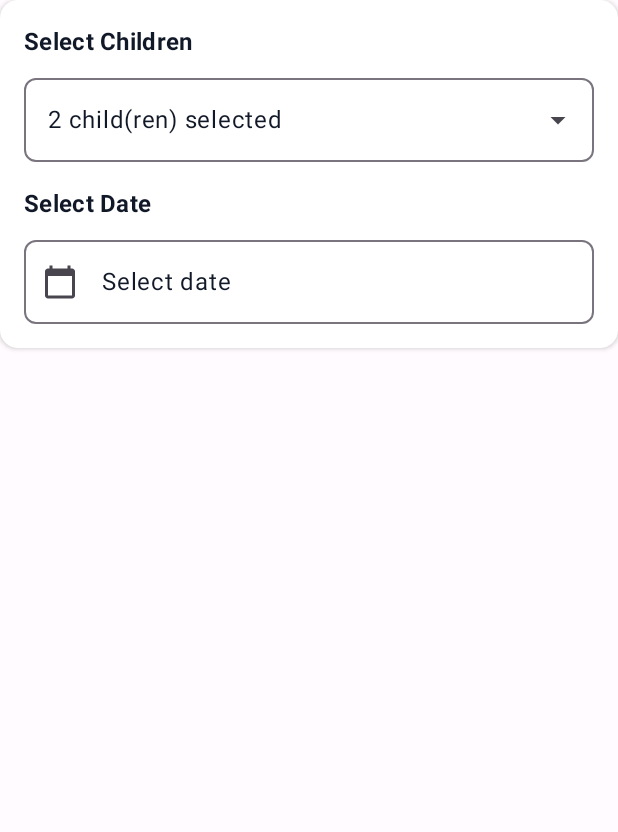
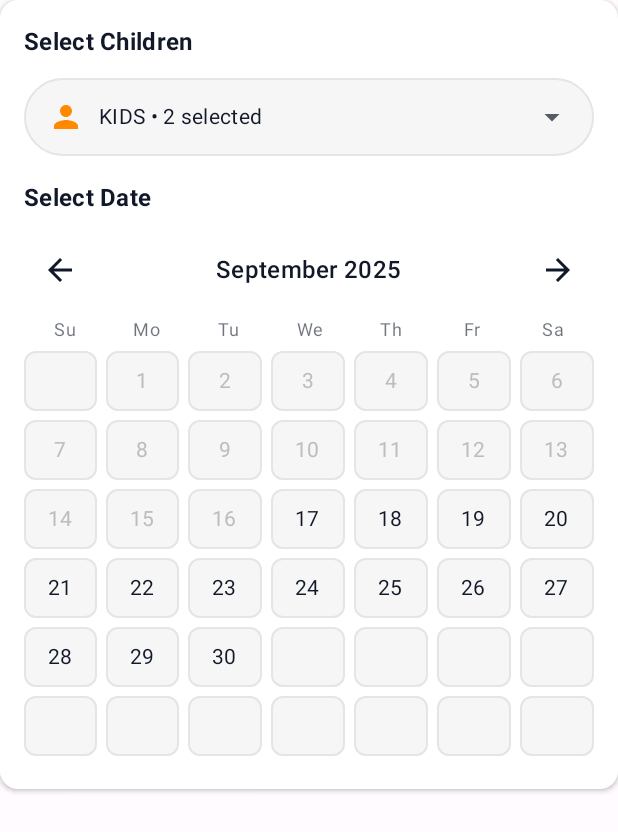
Before and after one commit to Jarvis-AI007/Bunoo, an Android app built with Jetpack Compose: the composable ChildAndDateCard called with sample values from the repository, on a phone screen of 412 x 824 dp. Shown: the top 832 px of the screen. Run offline under Robolectric (Android 15) with nearby library versions, the phone set to English and light mode, and no system bars.

Commit message:
Added booking summary validations

```diff
--- a/frontend/app/build.gradle.kts
+++ b/frontend/app/build.gradle.kts
@@ -53,6 +53,7 @@ dependencies {
     implementation("androidx.navigation:navigation-compose:2.9.3")
     implementation("io.coil-kt:coil-compose:2.7.0")
     implementation("androidx.compose.material:material-icons-extended")
+    implementation("androidx.compose.material3:material3")
     // Location services
     implementation("com.google.android.gms:play-services-location:21.3.0")
     implementation("com.google.accompanist:accompanist-permissions:0.37.3")
--- a/frontend/app/src/main/java/com/example/myapplication/ui/screens/DetailsBookingScreens.kt
+++ b/frontend/app/src/main/java/com/example/myapplication/ui/screens/DetailsBookingScreens.kt
@@ -17,16 +17,13 @@ import androidx.compose.foundation.layout.width
 import androidx.compose.foundation.lazy.LazyColumn
 import androidx.compose.foundation.lazy.LazyRow
 import androidx.compose.foundation.lazy.items
-import androidx.compose.foundation.shape.CircleShape
 import androidx.compose.foundation.shape.RoundedCornerShape
 import androidx.compose.material.icons.Icons
 import androidx.compose.material.icons.filled.ArrowBack
 import androidx.compose.material.icons.filled.ArrowDropDown
+import androidx.compose.material.icons.filled.ArrowForward
 import androidx.compose.material.icons.filled.CalendarToday
-//import androidx.compose.material.icons.filled.Car
-import androidx.compose.material.icons.filled.Check
 import androidx.compose.material.icons.filled.Person
-import androidx.compose.material.icons.filled.Schedule
 import androidx.compose.material3.Button
 import androidx.compose.material3.ButtonDefaults
 import androidx.compose.material3.Card
@@ -53,16 +50,21 @@ import androidx.compose.runtime.remember
 import androidx.compose.runtime.setValue
 import androidx.compose.ui.Alignment
 import androidx.compose.ui.Modifier
-import androidx.compose.ui.draw.clip
 import androidx.compose.ui.graphics.Color
+import androidx.compose.ui.layout.onGloballyPositioned
+import androidx.compose.ui.platform.LocalDensity
 import androidx.compose.ui.text.font.FontWeight
+import androidx.compose.ui.unit.Dp
 import androidx.compose.ui.unit.dp
 import androidx.compose.ui.unit.sp
-import coil.compose.rememberAsyncImagePainter
 import com.example.myapplication.data.Child
 import com.example.myapplication.data.SampleChildren
 import com.example.myapplication.data.SampleDaycares
 import com.example.myapplication.ui.theme.BunooOrange
+import java.text.SimpleDateFormat
+import java.util.Calendar
+import java.util.Date
+import java.util.Locale
 
 data class Session(
     val id: String,
@@ -93,9 +95,6 @@ fun BookingScreen(
     var selectedChildren by remember { mutableStateOf<List<Child>>(emptyList()) }
     var selectedDate by remember { mutableStateOf("") }
     var selectedSession by remember { mutableStateOf<Session?>(null) }
-    var showChildDropdown by remember { mutableStateOf(false) }
-    var showDatePicker by remember { mutableStateOf(false) }
-    var showSessionPicker by remember { mutableStateOf(false) }
 
     // Service options
     var pickupService by remember { mutableStateOf(false) }
@@ -105,7 +104,7 @@ fun BookingScreen(
 
     val sessions = listOf(
         Session("1", "EARLY DROP-OFF", "7:45 AM - 8:30 AM", 200),
-        Session("2", "FULLDAY", "8:30 AM - 5:00 PM", 800, false),
+        Session("2", "FULLDAY", "8:30 AM - 5:00 PM", 800),
         Session("3", "MORNING", "8:30 AM - 1:00 PM", 500),
         Session("4", "AFTERNOON", "1:00 PM - 5:00 PM", 400),
         Session("5", "LATE PICK-UP", "5:00 PM - 6:00 PM", 150)
@@ -160,12 +159,8 @@ fun BookingScreen(
                     children = children,
                     selectedChildren = selectedChildren,
                     onChildrenSelected = { selectedChildren = it },
-                    showChildDropdown = showChildDropdown,
-                    onShowChildDropdown = { showChildDropdown = it },
                     selectedDate = selectedDate,
-                    onDateSelected = { selectedDate = it },
-                    showDatePicker = showDatePicker,
-                    onShowDatePicker = { showDatePicker = it }
+                    onDateSelected = { selectedDate = it }
                 )
             }
 
@@ -176,8 +171,8 @@ fun BookingScreen(
                         sessions = sessions,
                         selectedSession = selectedSession,
                         onSessionSelected = { selectedSession = it },
-                        showSessionPicker = showSessionPicker,
-                        onShowSessionPicker = { showSessionPicker = it }
+                        showSessionPicker = false,
+                        onShowSessionPicker = {}
                     )
                 }
             }
@@ -186,10 +181,22 @@ fun BookingScreen(
             item {
                 ServiceOptionsCard(
                     serviceOptions = serviceOptions,
-                    onPickupServiceChanged = { pickupService = it },
-                    onDropServiceChanged = { dropService = it },
-                    onDropByParentsChanged = { dropByParents = it },
-                    onPickupByParentsChanged = { pickupByParents = it }
+                    onPickupServiceChanged = { value ->
+                        pickupService = value
+                        pickupByParents = !value
+                    },
+                    onDropServiceChanged = { value ->
+                        dropService = value
+                        dropByParents = !value
+                    },
+                    onDropByParentsChanged = { value ->
+                        dropByParents = value
+                        dropService = !value
+                    },
+                    onPickupByParentsChanged = { value ->
+                        pickupByParents = value
+                        pickupService = !value
+                    }
                 )
             }
 
@@ -281,18 +288,19 @@ private fun DaycareInfoCard(daycare: com.example.myapplication.data.Daycare) {
     }
 }
 
+@OptIn(ExperimentalMaterial3Api::class)
 @Composable
 private fun ChildAndDateCard(
     children: List<Child>,
     selectedChildren: List<Child>,
     onChildrenSelected: (List<Child>) -> Unit,
-    showChildDropdown: Boolean,
-    onShowChildDropdown: (Boolean) -> Unit,
     selectedDate: String,
-    onDateSelected: (String) -> Unit,
-    showDatePicker: Boolean,
-    onShowDatePicker: (Boolean) -> Unit
+    onDateSelected: (String) -> Unit
 ) {
+    var childMenuExpanded by remember { mutableStateOf(false) }
+    var anchorPx by remember { mutableStateOf(0) }
+    val density = LocalDensity.current
+
     Card(
         modifier = Modifier.fillMaxWidth(),
         colors = CardDefaults.cardColors(
@@ -314,50 +322,65 @@ private fun ChildAndDateCard(
 
             Spacer(modifier = Modifier.height(12.dp))
 
+            // Friendlier pill-style selector
             Box {
-                OutlinedTextField(
-                    value = if (selectedChildren.isEmpty()) "Select children" else "${selectedChildren.size} child(ren) selected",
-                    onValueChange = {},
-                    readOnly = true,
-                    trailingIcon = {
-                        Icon(Icons.Default.ArrowDropDown, contentDescription = "Dropdown")
-                    },
+                Row(
                     modifier = Modifier
                         .fillMaxWidth()
-                        .clickable { onShowChildDropdown(true) },
-                    shape = RoundedCornerShape(8.dp)
-                )
+                        .background(
+                            color = Color(0xFFF6F6F6),
+                            shape = RoundedCornerShape(28.dp)
+                        )
+                        .border(
+                            width = 1.dp,
+                            color = Color(0xFFE5E5E5),
+                            shape = RoundedCornerShape(28.dp)
+                        )
+                        .onGloballyPositioned { anchorPx = it.size.width }
+                        .clickable { childMenuExpanded = true }
+                        .padding(horizontal = 16.dp, vertical = 14.dp),
+                    verticalAlignment = Alignment.CenterVertically,
+                    horizontalArrangement = Arrangement.SpaceBetween
+                ) {
+                    Row(verticalAlignment = Alignment.CenterVertically) {
+                        Icon(Icons.Default.Person, contentDescription = null, tint = BunooOrange)
+                        Spacer(modifier = Modifier.width(10.dp))
+                        Text(
+                            text = if (selectedChildren.isEmpty()) "KIDS" else "KIDS • ${selectedChildren.size} selected",
+                            style = MaterialTheme.typography.bodyMedium,
+                            color = MaterialTheme.colorScheme.onSurface
+                        )
+                    }
+                    Icon(Icons.Default.ArrowDropDown, contentDescription = null, tint = MaterialTheme.colorScheme.onSurface.copy(alpha = 0.7f))
+                }
 
+                val menuWidth: Dp = with(density) { anchorPx.toDp() }
                 DropdownMenu(
-                    expanded = showChildDropdown,
-                    onDismissRequest = { onShowChildDropdown(false) }
+                    expanded = childMenuExpanded,
+                    onDismissRequest = { childMenuExpanded = false },
+                    modifier = Modifier.width(menuWidth)
                 ) {
                     children.forEach { child ->
                         DropdownMenuItem(
                             text = {
-                                Row(
-                                    verticalAlignment = Alignment.CenterVertically
-                                ) {
+                                Row(verticalAlignment = Alignment.CenterVertically) {
                                     Checkbox(
                                         checked = selectedChildren.contains(child),
                                         onCheckedChange = { isChecked ->
-                                            if (isChecked) {
-                                                onChildrenSelected(selectedChildren + child)
-                                            } else {
-                                                onChildrenSelected(selectedChildren - child)
-                                            }
+                                            if (isChecked) onChildrenSelected(selectedChildren + child)
+                                            else onChildrenSelected(selectedChildren - child)
                                         }
                                     )
                                     Spacer(modifier = Modifier.width(8.dp))
-                                    Text(child.name)
+                                    Column {
+                                        Text(child.name, style = MaterialTheme.typography.bodyMedium)
+                                        Text("Age: ${child.age}", style = MaterialTheme.typography.bodySmall, color = MaterialTheme.colorScheme.onSurface.copy(alpha = 0.7f))
+                                    }
                                 }
                             },
                             onClick = {
-                                if (selectedChildren.contains(child)) {
-                                    onChildrenSelected(selectedChildren - child)
-                                } else {
-                                    onChildrenSelected(selectedChildren + child)
-                                }
+                                if (selectedChildren.contains(child)) onChildrenSelected(selectedChildren - child)
+                                else onChildrenSelected(selectedChildren + child)
                             }
                         )
                     }
@@ -376,46 +399,110 @@ private fun ChildAndDateCard(
 
             Spacer(modifier = Modifier.height(12.dp))
 
-            OutlinedTextField(
-                value = selectedDate.ifEmpty { "Select date" },
-                onValueChange = {},
-                readOnly = true,
-                leadingIcon = {
-                    Icon(Icons.Default.CalendarToday, contentDescription = "Calendar")
-                },
-                modifier = Modifier
-                    .fillMaxWidth()
-                    .clickable { onShowDatePicker(true) },
-                shape = RoundedCornerShape(8.dp)
+            MonthCalendar(
+                selectedDateLabel = selectedDate,
+                onDateSelected = onDateSelected
             )
+        }
+    }
+}
 
-            // Simple date picker (in a real app, you'd use a proper date picker)
-            if (showDatePicker) {
-                Spacer(modifier = Modifier.height(12.dp))
-                LazyRow(
-                    horizontalArrangement = Arrangement.spacedBy(8.dp)
+@Composable
+private fun MonthCalendar(
+    selectedDateLabel: String,
+    onDateSelected: (String) -> Unit
+) {
+    val todayCal = remember { Calendar.getInstance() }
+    val displayCal = remember { Calendar.getInstance().apply { set(Calendar.DAY_OF_MONTH, 1) } }
+    var monthOffset by remember { mutableStateOf(0) }
+
+    val monthFormat = remember { SimpleDateFormat("MMMM yyyy", Locale.getDefault()) }
+    val labelFormat = remember { SimpleDateFormat("EEE, MMM d", Locale.getDefault()) }
+
+    fun buildMonthDays(offset: Int): List<Date?> {
+        val cal = displayCal.clone() as Calendar
+        cal.add(Calendar.MONTH, offset)
+        cal.set(Calendar.DAY_OF_MONTH, 1)
+        val firstDayOfWeek = cal.get(Calendar.DAY_OF_WEEK) // 1..7
+        val daysInMonth = cal.getActualMaximum(Calendar.DAY_OF_MONTH)
+        val result = mutableListOf<Date?>()
+        // leading blanks
+        for (i in 1 until firstDayOfWeek) result.add(null)
+        for (d in 1..daysInMonth) {
+            cal.set(Calendar.DAY_OF_MONTH, d)
+            result.add(cal.time)
+        }
+        // pad to complete weeks (up to 6 rows)
+        while (result.size % 7 != 0) result.add(null)
+        // ensure at least 35 cells
+        while (result.size < 42) result.add(null)
+        return result
+    }
+
+    val cells = buildMonthDays(monthOffset)
+    val headerCal = (displayCal.clone() as Calendar).apply { add(Calendar.MONTH, monthOffset) }
+
+    Row(
+        modifier = Modifier.fillMaxWidth(),
+        horizontalArrangement = Arrangement.SpaceBetween,
+        verticalAlignment = Alignment.CenterVertically
+    ) {
+        IconButton(onClick = { monthOffset -= 1 }) { Icon(Icons.Default.ArrowBack, contentDescription = "Prev") }
+        Text(monthFormat.format(headerCal.time), style = MaterialTheme.typography.titleMedium)
+        IconButton(onClick = { monthOffset += 1 }) { Icon(Icons.Default.ArrowForward, contentDescription = "Next") }
+    }
+
+    Spacer(modifier = Modifier.height(8.dp))
+
+    val weekDays = listOf("Su","Mo","Tu","We","Th","Fr","Sa")
+    Row(modifier = Modifier.fillMaxWidth(), horizontalArrangement = Arrangement.SpaceBetween) {
+        weekDays.forEach { d ->
+            Box(modifier = Modifier.weight(1f), contentAlignment = Alignment.Center) {
+                Text(d, color = MaterialTheme.colorScheme.onSurface.copy(alpha = 0.6f), style = MaterialTheme.typography.bodySmall)
+            }
+        }
+    }
+
+    Spacer(modifier = Modifier.height(6.dp))
+
+    // grid 6 rows
+    cells.chunked(7).forEach { week ->
+        Row(modifier = Modifier.fillMaxWidth(), horizontalArrangement = Arrangement.spacedBy(6.dp)) {
+            week.forEach { dateOrNull ->
+                val enabled = dateOrNull != null && !dateOrNull.before(todayCal.time)
+                val selected = enabled && selectedDateLabel.isNotEmpty() && labelFormat.format(dateOrNull!!) == selectedDateLabel
+                Box(
+                    modifier = Modifier
+                        .weight(1f)
+                        .background(
+                            color = when {
+                                selected -> BunooOrange
+                                else -> Color(0xFFF6F6F6)
+                            },
+                            shape = RoundedCornerShape(8.dp)
+                        )
+                        .border(
+                            width = 1.dp,
+                            color = if (selected) BunooOrange else Color(0xFFE5E5E5),
+                            shape = RoundedCornerShape(8.dp)
+                        )
+                        .let { base -> if (enabled) base.clickable { onDateSelected(labelFormat.format(dateOrNull!!)) } else base }
+                        .padding(vertical = 10.dp),
+                    contentAlignment = Alignment.Center
                 ) {
-                    val dates = listOf("Mon, Sep 15", "Tue, Sep 16", "Wed, Sep 17", "Thu, Sep 18", "Fri, Sep 19")
-                    items(dates) { date ->
-                        Button(
-                            onClick = {
-                                onDateSelected(date)
-                                onShowDatePicker(false)
-                            },
-                            colors = ButtonDefaults.buttonColors(
-                                containerColor = if (selectedDate == date) BunooOrange else Color.Gray.copy(alpha = 0.1f)
-                            ),
-                            shape = RoundedCornerShape(8.dp)
-                        ) {
-                            Text(
-                                text = date,
-                                color = if (selectedDate == date) Color.White else Color.Black
-                            )
-                        }
-                    }
+                    Text(
+                        text = if (dateOrNull == null) "" else SimpleDateFormat("d", Locale.getDefault()).format(dateOrNull),
+                        color = when {
+                            !enabled -> Color(0xFFBDBDBD)
+                            selected -> Color.White
+                            else -> MaterialTheme.colorScheme.onSurface
+                        },
+                        style = MaterialTheme.typography.bodyMedium
+                    )
                 }
             }
         }
+        Spacer(modifier = Modifier.height(6.dp))
     }
 }
 
```
